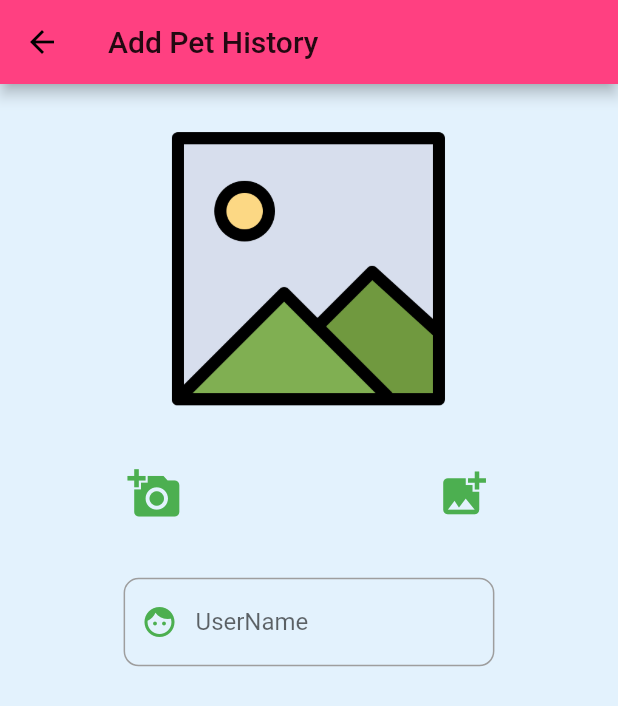
After one commit to nakaren1234/Pet, a Flutter app: the PetPage screen opened directly, after a tap on the "add box" icon, on a phone screen of 412 x 824 dp. The commit adds this screen. Shown: the top 706 px of the screen. Run offline on Flutter 3.47's test engine with Material 2 defaults, Android fonts, the phone set to English and light mode, and no system bars; our stand-ins replace cloud_firestore, firebase_auth, firebase_core, firebase_storage, image_picker, pull_to_refresh and 1 more; accounts and stored records are empty.

Commit message:
ทำฟอร์มpetกับทดลองแก้uiหน้าhome

```diff
--- a/lib/pages/HomePage.dart
+++ b/lib/pages/HomePage.dart
@@ -176,7 +176,12 @@ class _HomePageState extends State<HomePage> {
                 child: Column(
                   mainAxisAlignment: MainAxisAlignment.center,
                   children: <Widget>[
-                    Icon(Icons.pets, size: 80, color: Colors.pinkAccent),
+                    // Icon(Icons.pets, size: 80, color: Colors.pinkAccent),
+                    Image.asset(
+                      'assets/images/pic.png',
+                      width: 50.0,
+                      height: 50.0,
+                    ),
                     Text('ประวัติสัตว์เลี้ยง',
                         textAlign: TextAlign.center,
                         style: TextStyle(fontSize: 20))
--- a/lib/pages/PetPage.dart
+++ b/lib/pages/PetPage.dart
@@ -1,9 +1,5 @@
-// import 'package:cloud_firestore/cloud_firestore.dart';
 import 'package:flutter/material.dart';
-import 'package:flutterapp/widgets/ShowDetailUser.dart';
-// import 'package:flutterapp/widgets/ShowListUser.dart';
-// import 'package:flutterapp/widgets/addListUser.dart';
-// import 'package:flutterapp/models/userprofile_model.dart';
+import 'package:flutterapp/pages/addPetPage.dart';
 
 class PetPage extends StatefulWidget {
   PetPage({Key key}) : super(key: key);
@@ -13,42 +9,24 @@ class PetPage extends StatefulWidget {
 }
 
 class _PetPageState extends State<PetPage> {
-  //field
-  // List<UserprofileModel> userprofileModels = List();
+  //Explictie
 
-  Widget petWidget = ShowDetailUser();
+  // Widget petWidget = ShowDetailUser();
 
   //method
 
-  // @override
-  // void initState() {
-  //   super.initState();
-  //   readAllData();
-  // }
-
-  // Future<void> readAllData() async {
-  //   // FirestoreFirestore firestore = FirestoreFirestore.instance;
-  //   FirebaseFirestore firestore = FirebaseFirestore.instance;
-  //   CollectionReference collectionReference =
-  //       firestore.collection('Userprofile');
-  //   // ignore: await_only_futures
-  //   await collectionReference.snapshots().listen((response) {
-  //     // ignore: deprecated_member_use
-  //     List<DocumentSnapshot> snapshots = response.documents;
-  //     for (var snapshot in snapshots) {
-  //       print('snapshot = $snapshot');
-  //       print('Name = ${snapshot.data['Name']}');
-  //       // print(" = ${snapshot.data['Detail']}");
-  //       // print('Name = ${snapshot.data['Name']}');
-
-  //       UserprofileModel userprofileModel =
-  //           UserprofileModel.fromMap(snapshot.data);
-  //       setState(() {
-  //         userprofileModels.add(userprofileModel);
-  //       });
-  //     }
-  //   });
-  // }
+  Widget addPet() {
+    return IconButton(
+      icon: Icon(Icons.add_box),
+      iconSize: 30.0,
+      tooltip: 'เพิ่มข้อมูลสัตว์เลี้ยง',
+      onPressed: () {
+        MaterialPageRoute materialPageRoute =
+            MaterialPageRoute(builder: (BuildContext context) => AddPetPage());
+        Navigator.of(context).push(materialPageRoute);
+      },
+    );
+  }
 
   @override
   Widget build(BuildContext context) {
@@ -56,9 +34,9 @@ class _PetPageState extends State<PetPage> {
       appBar: AppBar(
         backgroundColor: Colors.pinkAccent,
         title: Text('ประวัติสัตว์เลี้ยง'),
-        actions: [],
+        actions: [addPet()],
       ),
-      body: petWidget,
+      // body: petWidget,
     );
   }
 }
--- /dev/null
+++ b/lib/pages/addPetPage.dart
@@ -0,0 +1,27 @@
+import 'package:flutter/material.dart';
+import 'package:flutterapp/widgets/addListPet.dart';
+
+class AddPetPage extends StatefulWidget {
+  AddPetPage({Key key}) : super(key: key);
+
+  @override
+  _AddPetPageState createState() => _AddPetPageState();
+}
+
+class _AddPetPageState extends State<AddPetPage> {
+  //Explictie
+  Widget addpetWidget = AddListPet();
+  //Method
+
+  @override
+  Widget build(BuildContext context) {
+    return Scaffold(
+      appBar: AppBar(
+        backgroundColor: Colors.pinkAccent,
+        title: Text('Add Pet History '),
+      ),
+      //ดึงมาจาก addlistpet
+      body: addpetWidget,
+    );
+  }
+}
--- /dev/null
+++ b/lib/widgets/addListPet.dart
@@ -0,0 +1,101 @@
+import 'package:flutter/material.dart';
+
+class AddListPet extends StatefulWidget {
+  AddListPet({Key key}) : super(key: key);
+
+  @override
+  _AddListPetState createState() => _AddListPetState();
+}
+
+class _AddListPetState extends State<AddListPet> {
+  //Field
+
+  //Method
+
+  Widget nameForm() {
+    return Container(
+      width: MediaQuery.of(context).size.width * 0.6,
+      child: TextField(
+        decoration: InputDecoration(
+          prefixIcon: Icon(
+            Icons.face,
+            color: Colors.green,
+          ),
+          enabledBorder: OutlineInputBorder(
+            borderRadius: BorderRadius.all(
+              Radius.circular(10.0),
+            ),
+            borderSide: BorderSide(color: Colors.grey),
+          ),
+          focusedBorder: OutlineInputBorder(),
+          labelText: 'UserName',
+          // helperText: 'Type your Name of User',
+          // icon: Icon(Icons.face),
+        ),
+      ),
+    );
+  }
+
+  Widget cameraButton() {
+    return IconButton(
+      icon: Icon(Icons.add_a_photo),
+      iconSize: 36.0,
+      color: Colors.green,
+      onPressed: () {},
+    );
+  }
+
+  Widget galleryButton() {
+    return IconButton(
+      icon: Icon(Icons.add_photo_alternate),
+      iconSize: 36.0,
+      color: Colors.green,
+      onPressed: () {},
+    );
+  }
+
+  Widget showButton() {
+    return Row(
+      mainAxisAlignment: MainAxisAlignment.spaceAround,
+      children: [
+        cameraButton(),
+        galleryButton(),
+      ],
+    );
+  }
+
+  Widget showImage() {
+    return Container(
+      padding: EdgeInsets.all(20.0),
+      // color: Colors.green,
+      width: MediaQuery.of(context).size.width,
+      height: MediaQuery.of(context).size.height * 0.3,
+      child: Image.asset('assets/images/pic.png'),
+    );
+  }
+
+  Widget showContent() {
+    return SingleChildScrollView(
+      child: Column(
+        mainAxisSize: MainAxisSize.min,
+        children: [
+          showImage(),
+          showButton(),
+          SizedBox(height: 30.0),
+          nameForm(),
+        ],
+      ),
+    );
+  }
+
+  @override
+  Widget build(BuildContext context) {
+    return Container(
+      child: Stack(
+        children: [
+          showContent(),
+        ],
+      ),
+    );
+  }
+}
```
